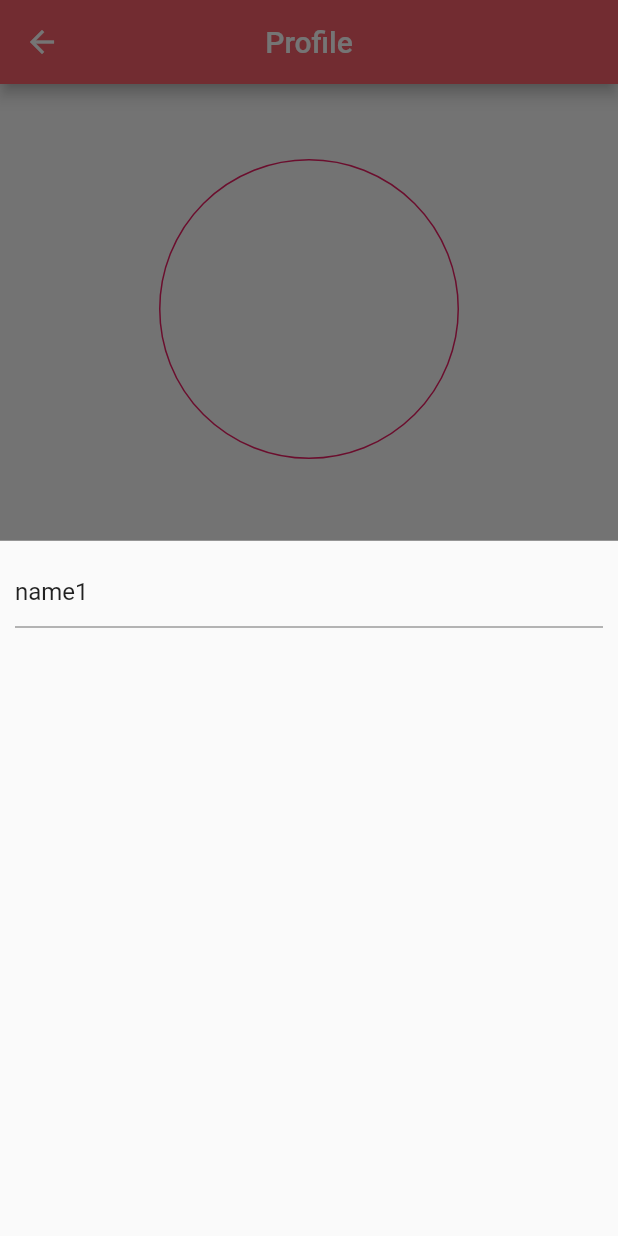
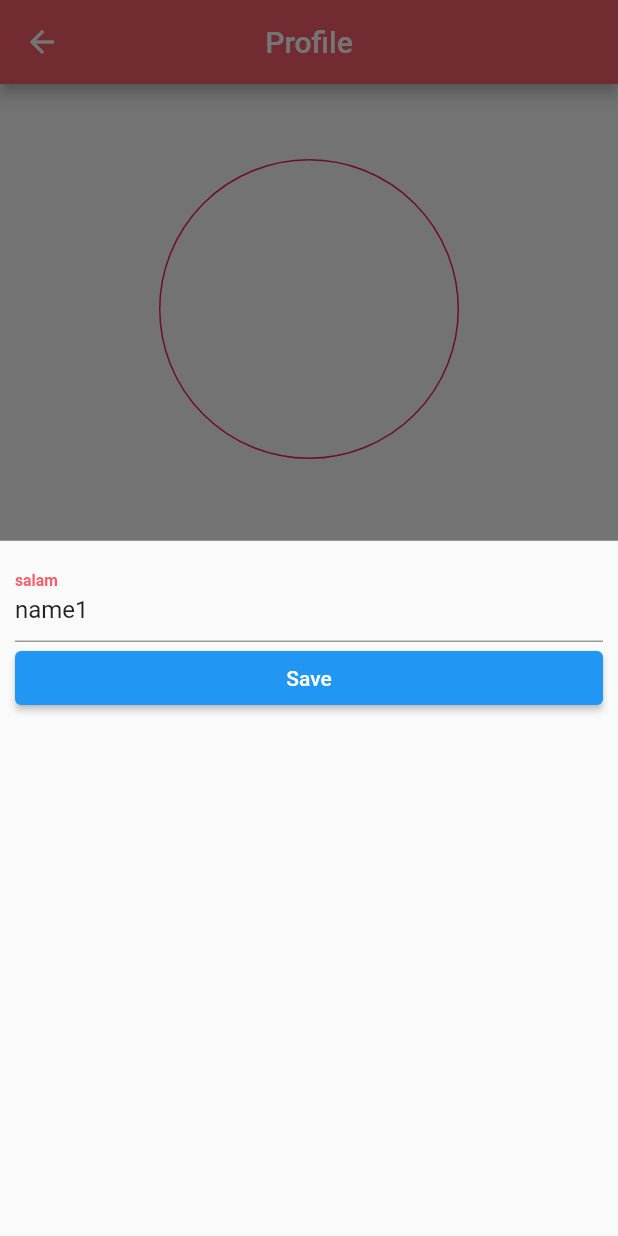
Before and after one commit to amir-r-z-a/chf-restaurant-App, a Flutter app: the ProfileScreen screen opened directly, after a tap on the "edit" icon, on a phone screen of 412 x 824 dp. Run offline on Flutter 3.47's test engine with Material 2 defaults, Android fonts, the phone set to English and light mode, and no system bars; missing offline and left inert: dart:html; accounts and stored records are empty.

Commit message:
profile name changing completed

```diff
--- a/lib/Screens/ProfileScreen.dart
+++ b/lib/Screens/ProfileScreen.dart
@@ -1,4 +1,5 @@
 import 'package:chfrestaurant/Classes/Accounts.dart';
+import 'package:chfrestaurant/Common/Text/MyTextFormField.dart';
 import 'package:flutter/material.dart';
 class ProfileScreen extends StatefulWidget {
   @override
@@ -62,8 +63,24 @@ class _ProfileScreenState extends State<ProfileScreen> {
                                       key: _formkey,
                                       child: ListView(
                                         children: [
-                                        TextFormField(
-                                          initialValue: Accounts.accounts[Accounts.currentAccount].name,
+                                          MyTextFormField(
+                                            "salam" ,
+                                            index: 1,
+                                            addToAccounts: true,
+                                            initial: Accounts.accounts[Accounts.currentAccount].name,
+                                          ),
+                                          ElevatedButton(onPressed: (){
+                                            if(_formkey.currentState.validate()){
+                                              setState(() {
+                                                _formkey.currentState.save();
+                                                print(Accounts.accounts[Accounts.currentAccount].name);
+                                              }
+                                              );
+                                            }
+
+                                          },
+                                              child: Text("Save"
+                                              )
                                           )
                                         ],
                                       ),
```
Lines whose indentation alone changed are shown as unchanged.
